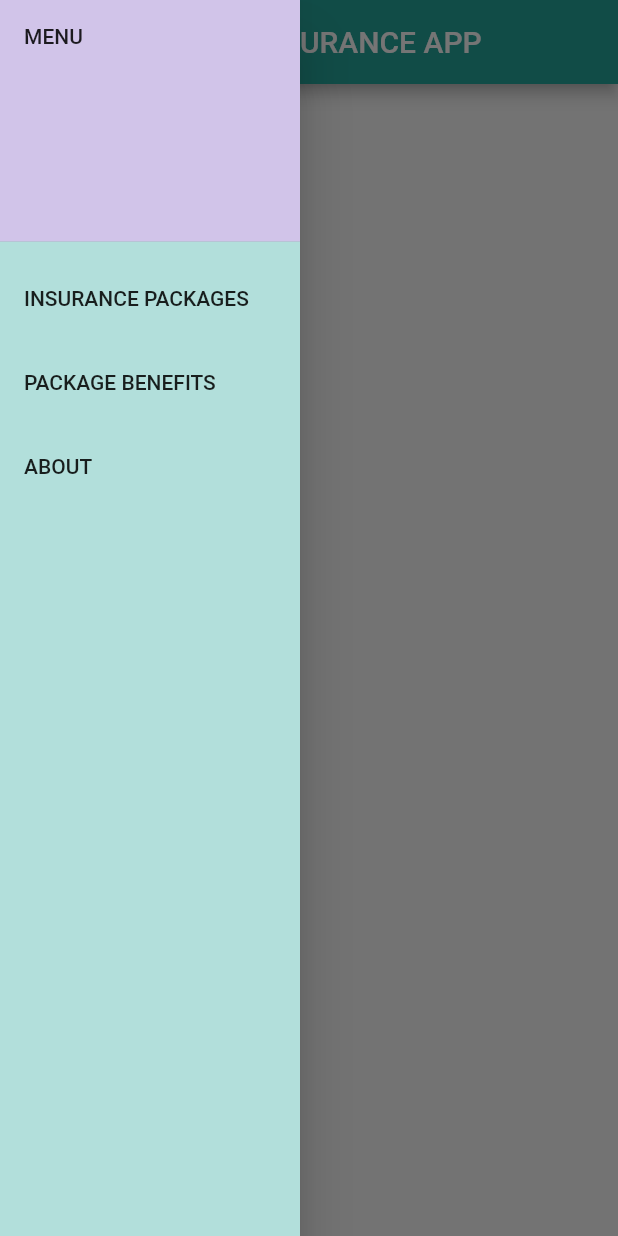
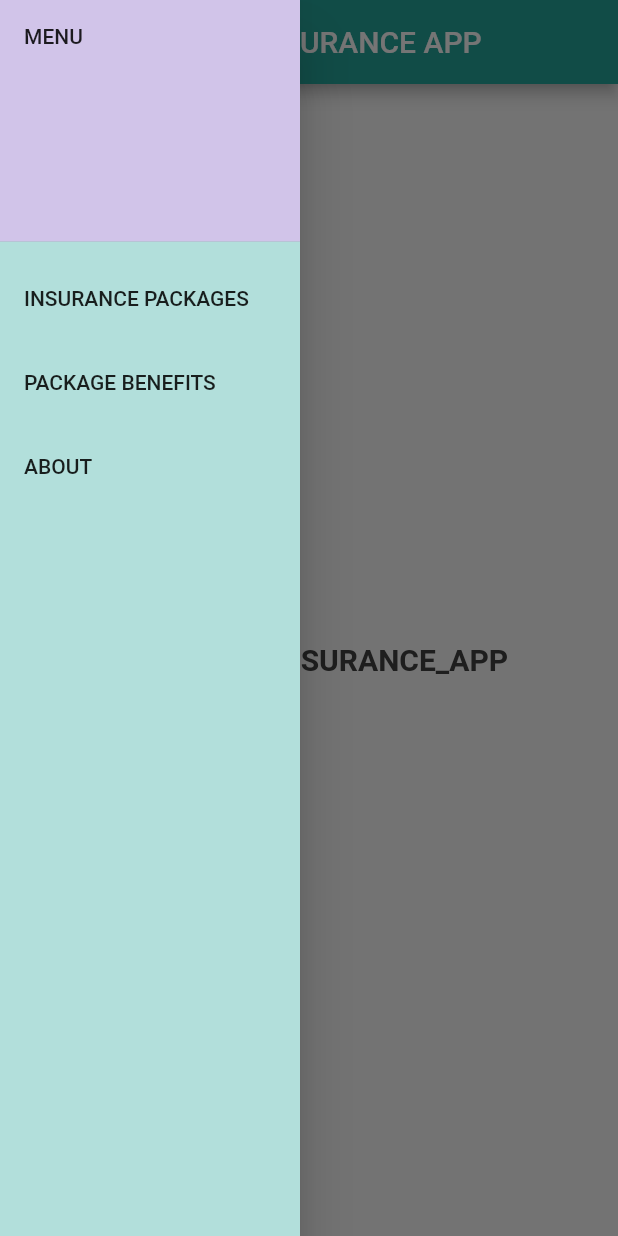
Before and after one commit to iam-wonder/insurance_app, a Flutter app: the screen it shows after launch, with the side drawer open, on a phone screen of 412 x 824 dp. Run offline on Flutter 3.47's test engine with Material 2 defaults, Android fonts, the phone set to English and light mode, and no system bars; our stand-ins replace drift; accounts and stored records are empty; generated files the repository leaves out were written again.

Commit message:
-Last Commit

```diff
--- a/lib/pages/homepage.dart
+++ b/lib/pages/homepage.dart
@@ -67,7 +67,23 @@ class _HomeState extends State<Home> {
       centerTitle: true,
       backgroundColor: Colors.teal[400],
     ),
-      // body: ,
+      body:Center(
+        child:ListTile(
+          title:Text(
+            'WELCOME TO MY INSURANCE_APP'
+                '',
+            style: TextStyle(
+                fontSize: 20,
+                fontWeight: FontWeight.bold,
+                color: Colors.grey[800]
+            ),
+
+          ) ,
+
+        )
+
+        ,
+      ) ,
     );
   }
 }
```
